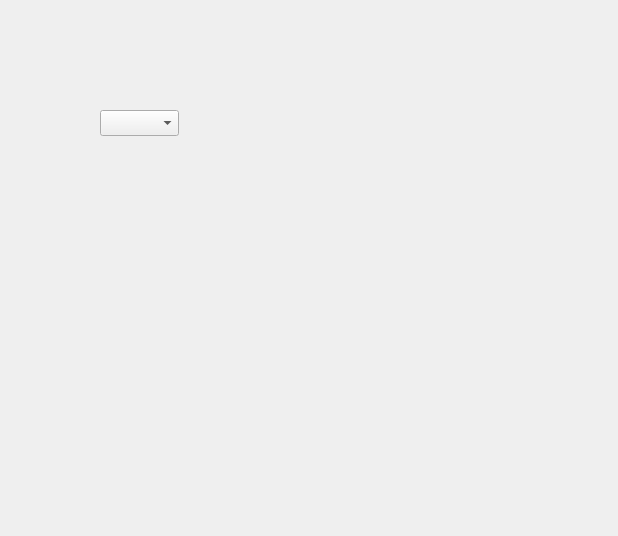
First picture: the form in CalendarsDialog/calendarsdialog.ui, repository rust3128/HotlineSchedule, before the edit.
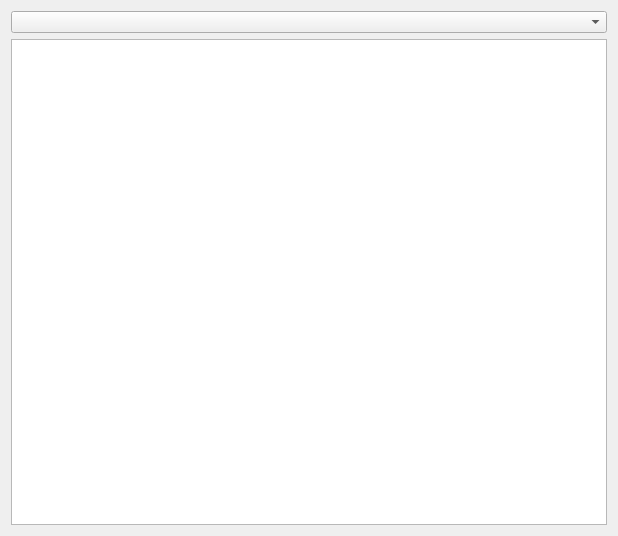
Second picture: the form after the edit.

Commit message: календарь

Diff of the .ui file:
```diff
--- a/CalendarsDialog/calendarsdialog.ui
+++ b/CalendarsDialog/calendarsdialog.ui
@@ -13,16 +13,14 @@
   <property name="windowTitle">
    <string>Dialog</string>
   </property>
-  <widget class="QComboBox" name="comboBox">
-   <property name="geometry">
-    <rect>
-     <x>100</x>
-     <y>110</y>
-     <width>79</width>
-     <height>26</height>
-    </rect>
-   </property>
-  </widget>
+  <layout class="QGridLayout" name="gridLayout">
+   <item row="0" column="0">
+    <widget class="QComboBox" name="comboBox"/>
+   </item>
+   <item row="1" column="0">
+    <widget class="QTableView" name="tableView"/>
+   </item>
+  </layout>
  </widget>
  <resources/>
  <connections/>
```
The commit also changes 2 other files.
